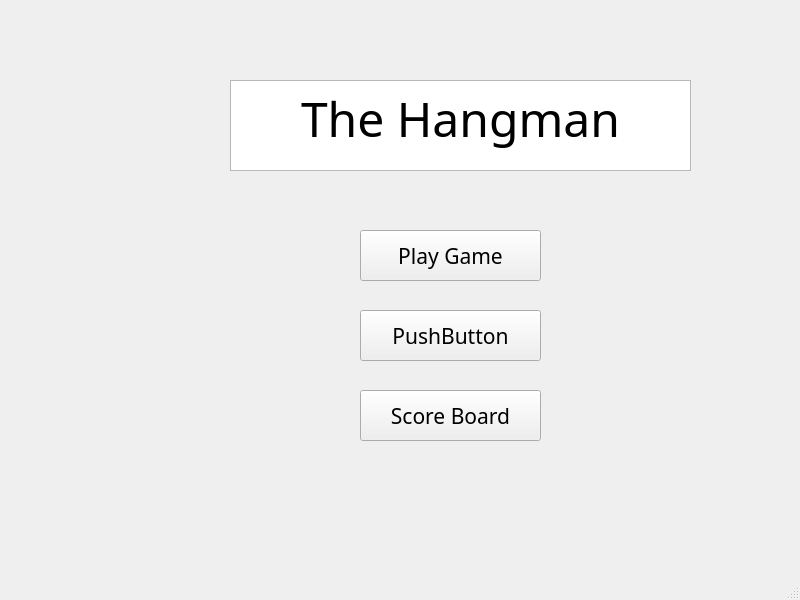
michaelrenoo/TheHangman, file Software/TheHangman/mainwindow.ui: the form before one commit.
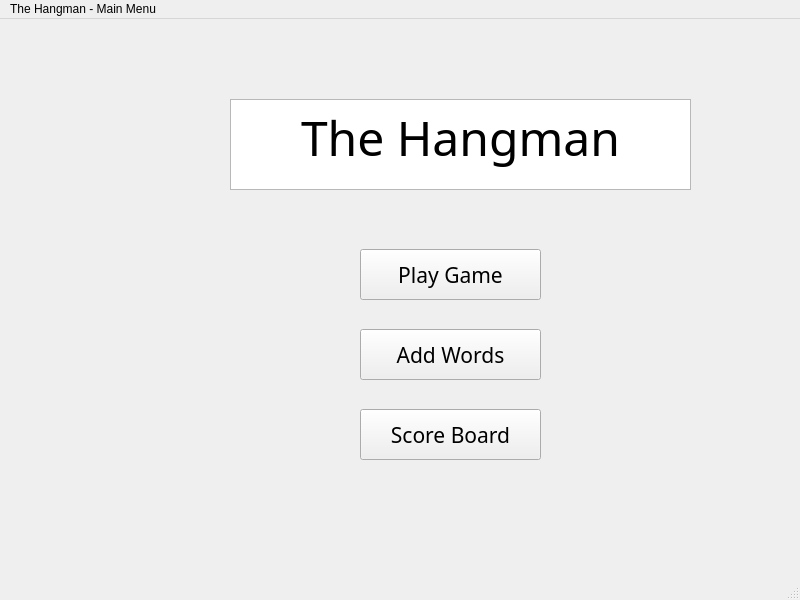
The form after the commit. Icons and pictures are not drawn.

Diff of the .ui file:
```diff
--- a/Software/TheHangman/mainwindow.ui
+++ b/Software/TheHangman/mainwindow.ui
@@ -28,11 +28,14 @@
       <family>MS Reference Sans Serif</family>
      </font>
     </property>
+    <property name="readOnly">
+     <bool>true</bool>
+    </property>
     <property name="html">
      <string>&lt;!DOCTYPE HTML PUBLIC &quot;-//W3C//DTD HTML 4.0//EN&quot; &quot;http://www.w3.org/TR/REC-html40/strict.dtd&quot;&gt;
 &lt;html&gt;&lt;head&gt;&lt;meta name=&quot;qrichtext&quot; content=&quot;1&quot; /&gt;&lt;style type=&quot;text/css&quot;&gt;
 p, li { white-space: pre-wrap; }
-&lt;/style&gt;&lt;/head&gt;&lt;body style=&quot; font-family:'MS Reference Sans Serif'; font-size:7.8pt; font-weight:400; font-style:normal;&quot;&gt;
+&lt;/style&gt;&lt;/head&gt;&lt;body style=&quot; font-family:'MS Reference Sans Serif'; font-size:8.25pt; font-weight:400; font-style:normal;&quot;&gt;
 &lt;p align=&quot;center&quot; style=&quot; margin-top:0px; margin-bottom:0px; margin-left:0px; margin-right:0px; -qt-block-indent:0; text-indent:0px;&quot;&gt;&lt;span style=&quot; font-family:'MS Shell Dlg 2'; font-size:36pt;&quot;&gt;The Hangman&lt;/span&gt;&lt;/p&gt;&lt;/body&gt;&lt;/html&gt;</string>
     </property>
    </widget>
@@ -74,7 +77,7 @@
      </font>
     </property>
     <property name="text">
-     <string>PushButton</string>
+     <string>Add Words</string>
     </property>
    </widget>
    <widget class="QPushButton" name="scroreBoardButton">
@@ -128,6 +131,12 @@
      <height>21</height>
     </rect>
    </property>
+   <widget class="QMenu" name="menuThe_Hangman_Main_Menu">
+    <property name="title">
+     <string>The Hangman - Main Menu</string>
+    </property>
+   </widget>
+   <addaction name="menuThe_Hangman_Main_Menu"/>
   </widget>
   <widget class="QStatusBar" name="statusbar"/>
  </widget>
```
Left out of the diff: 4 changed lines with no effect on the pictures.
